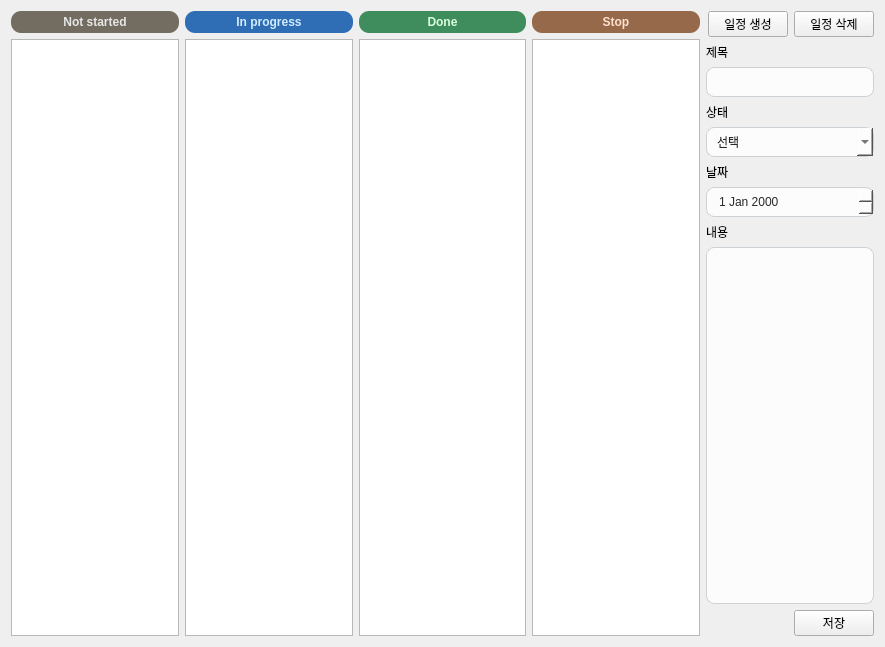
Goseongcheol/TaskNote, file src/pages/ToDoList/ToDoList.ui: the form before one commit.
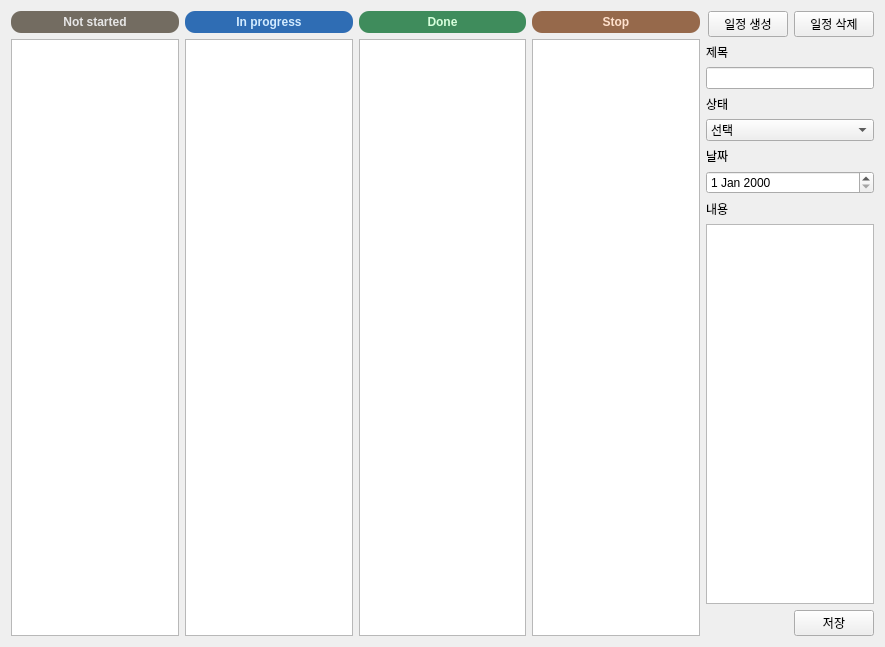
The form after the commit.

What changed in the file:
```diff
--- a/src/pages/ToDoList/ToDoList.ui
+++ b/src/pages/ToDoList/ToDoList.ui
@@ -14,14 +14,7 @@
    <string>Form</string>
   </property>
   <property name="styleSheet">
-   <string notr="true">    QLineEdit, QDateEdit, QComboBox, QTextEdit {
-        background-color: rgb(252, 252, 252);
-        border: 1px solid rgb(205, 210, 215);
-        border-radius: 8px;
-        padding: 6px 10px;
-        color: rgb(40, 40, 40);
-        selection-background-color: rgb(80, 150, 255);
-    }</string>
+   <string notr="true"/>
   </property>
   <layout class="QGridLayout" name="gridLayout">
    <item row="0" column="0">
```
